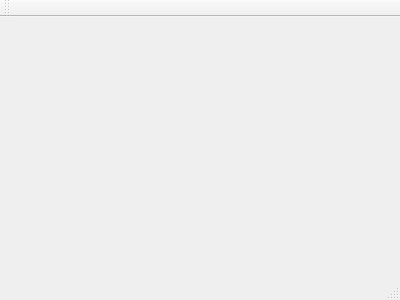
The window that QtTest/QtTest/mainwindow.ui (MagnumSong/MyInsight_CPP) describes before a commit, drawn with Qt 5.
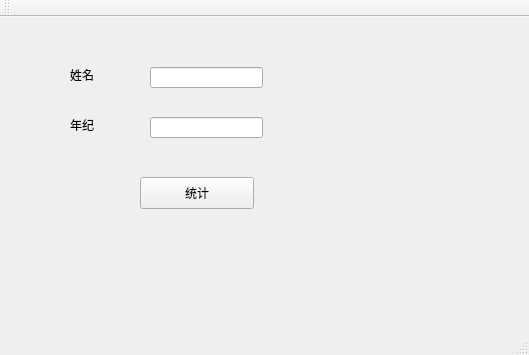
The same window after the commit.

The edit to the form file:
```diff
--- a/QtTest/QtTest/mainwindow.ui
+++ b/QtTest/QtTest/mainwindow.ui
@@ -1,24 +1,99 @@
 <ui version="4.0">
  <class>MainWindow</class>
- <widget class="QMainWindow" name="MainWindow" >
-  <property name="geometry" >
+ <widget class="QMainWindow" name="MainWindow">
+  <property name="geometry">
    <rect>
     <x>0</x>
     <y>0</y>
-    <width>400</width>
-    <height>300</height>
+    <width>529</width>
+    <height>355</height>
    </rect>
   </property>
   <property name="windowTitle" >
    <string>MainWindow</string>
   </property>
-  <widget class="QMenuBar" name="menuBar" />
-  <widget class="QToolBar" name="mainToolBar" />
-  <widget class="QWidget" name="centralWidget" />
-  <widget class="QStatusBar" name="statusBar" />
+  <widget class="QWidget" name="centralWidget">
+   <widget class="QLabel" name="label">
+    <property name="geometry">
+     <rect>
+      <x>70</x>
+      <y>50</y>
+      <width>59</width>
+      <height>16</height>
+     </rect>
+    </property>
+    <property name="text">
+     <string>姓名</string>
+    </property>
+   </widget>
+   <widget class="QLineEdit" name="lineEdit">
+    <property name="geometry">
+     <rect>
+      <x>150</x>
+      <y>50</y>
+      <width>113</width>
+      <height>21</height>
+     </rect>
+    </property>
+   </widget>
+   <widget class="QLineEdit" name="lineEdit_2">
+    <property name="geometry">
+     <rect>
+      <x>150</x>
+      <y>100</y>
+      <width>113</width>
+      <height>21</height>
+     </rect>
+    </property>
+   </widget>
+   <widget class="QPushButton" name="pushButton">
+    <property name="geometry">
+     <rect>
+      <x>140</x>
+      <y>160</y>
+      <width>114</width>
+      <height>32</height>
+     </rect>
+    </property>
+    <property name="text">
+     <string>统计</string>
+    </property>
+   </widget>
+   <widget class="QLabel" name="label_2">
+    <property name="geometry">
+     <rect>
+      <x>70</x>
+      <y>100</y>
+      <width>59</width>
+      <height>16</height>
+     </rect>
+    </property>
+    <property name="text">
+     <string>年纪</string>
+    </property>
+   </widget>
+  </widget>
+  <widget class="QMenuBar" name="menuBar">
+   <property name="geometry">
+    <rect>
+     <x>0</x>
+     <y>0</y>
+     <width>529</width>
+     <height>22</height>
+    </rect>
+   </property>
+  </widget>
+  <widget class="QToolBar" name="mainToolBar">
+   <attribute name="toolBarArea">
+    <enum>TopToolBarArea</enum>
+   </attribute>
+   <attribute name="toolBarBreak">
+    <bool>false</bool>
+   </attribute>
+  </widget>
+  <widget class="QStatusBar" name="statusBar"/>
  </widget>
- <layoutDefault spacing="6" margin="11" />
- <pixmapfunction></pixmapfunction>
+ <layoutdefault spacing="6" margin="11"/>
  <resources/>
  <connections/>
 </ui>
```
Left out of the diff: 3 changed lines with no effect on the pictures.
